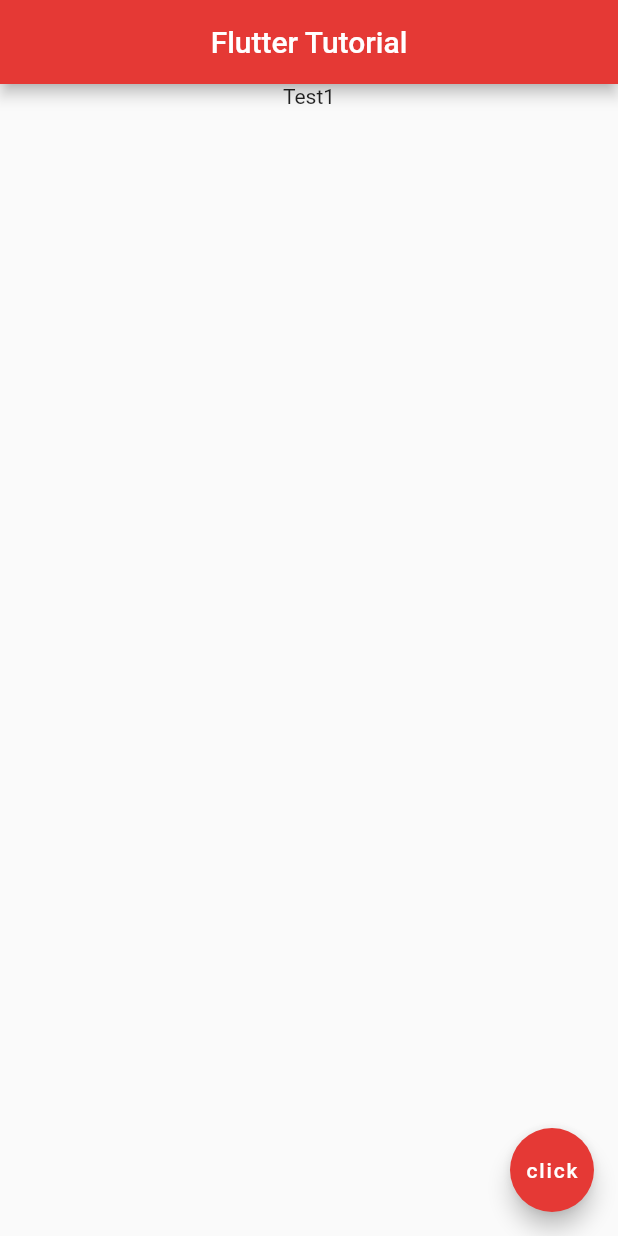
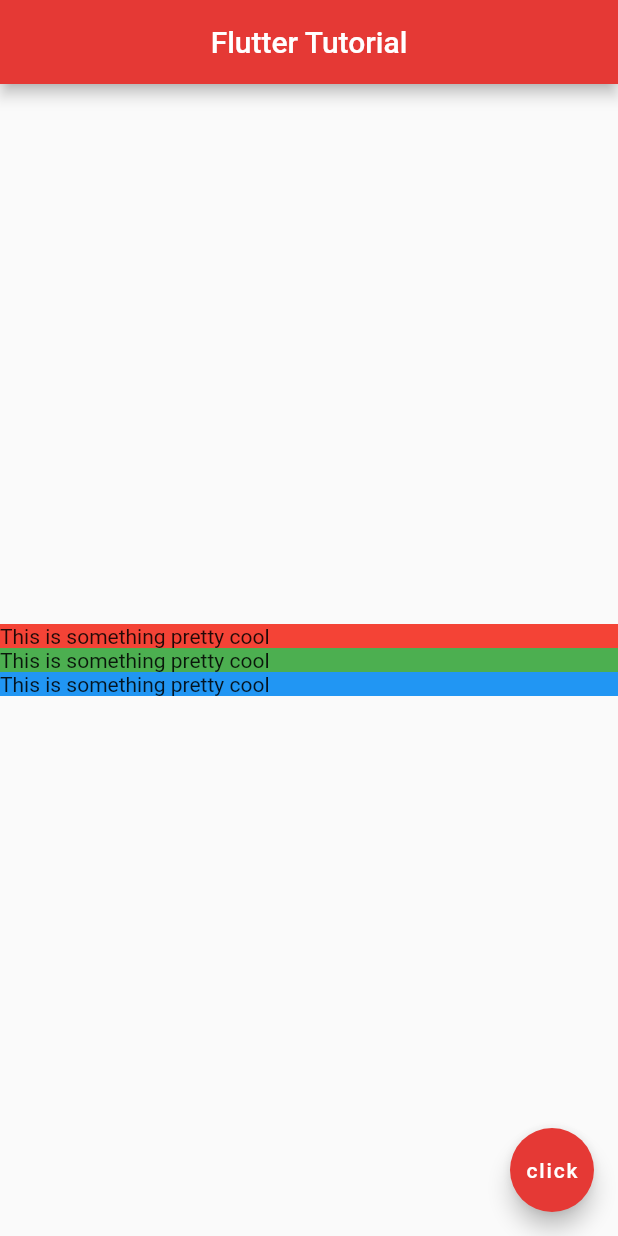
Before and after one commit to shashreesamuel/flutter-tutorial, a Flutter app: the screen it shows after launch, on a phone screen of 412 x 824 dp. Run offline on Flutter 3.47's test engine with Material 2 defaults, Android fonts, the phone set to English and light mode, and no system bars.

Commit message:
Made some changes to the main.dart file in the lib folder pertaining to the row() and column() widgets

```diff
--- a/lib/main.dart
+++ b/lib/main.dart
@@ -13,23 +13,94 @@ class Home extends StatelessWidget {
       appBar: AppBar(
           title: const Text('Flutter Tutorial'),
           centerTitle: true,
-          backgroundColor: Colors.red[600]
+          backgroundColor: Colors.red[600],
       ),
 
 
-     /* Understanding rows */
+     /* Understanding columns */
 
 
-      body: Row(
+      body: Column(
+        crossAxisAlignment: CrossAxisAlignment.stretch,
         mainAxisAlignment: MainAxisAlignment.center,
-        crossAxisAlignment: CrossAxisAlignment.center,
         children: [
-          Text(
-            'Test',
+          Container(
+            color: Colors.red,
+            child: Text('This is something pretty cool'),
           ),
-          Text('1')
+          Container(
+            color: Colors.green,
+            child: Text('This is something pretty cool'),
+          ),
+          Container(
+            color: Colors.blue,
+            child: Text('This is something pretty cool'),
+          )
         ],
       ),
+
+
+      /* Understanding rows with expanded widgets*/
+
+
+      // Row(
+      //   mainAxisAlignment: MainAxisAlignment.spaceEvenly,
+      //   children: [
+      //     Container(
+      //       padding: EdgeInsets.all(30),
+      //       color: Colors.cyan,
+      //       child: Text('1')
+      //     ),
+      //     Container(
+      //       padding: EdgeInsets.all(30),
+      //       color: Colors.red,
+      //       child: Text('2')
+      //     ),
+      //     Container(
+      //       padding: EdgeInsets.all(30),
+      //       color: Colors.green,
+      //       child: Text('3')
+      //     ),
+      //   ],
+      // ),
+      // Row(
+      //   children: [
+      //     Expanded(
+      //       flex: 3,
+      //       child:Container(
+      //         padding: EdgeInsets.all(30),
+      //         color: Colors.cyan,
+      //         child: Text('1')
+      //       ),
+      //     ),
+      //     Expanded(
+      //       flex: 2,
+      //       child: Container(
+      //         padding: EdgeInsets.all(30),
+      //         color: Colors.pinkAccent,
+      //         child: Text('2')
+      //       ),
+      //     ),
+      //     Expanded(
+      //       flex: 1,
+      //       child: Container(
+      //         padding: EdgeInsets.all(30),
+      //         color: Colors.amber,
+      //         child: Text('3')
+      //       ),
+      //     ),
+        // ],
+      // ),
+      // Row(
+      //   mainAxisAlignment: MainAxisAlignment.center,
+      //   crossAxisAlignment: CrossAxisAlignment.center,
+      //   children: [
+      //     Text(
+      //       'Test',
+      //     ),
+      //     Text('1')
+      //   ],
+      // ),
 
 
       /* Containers and Padding */
```
